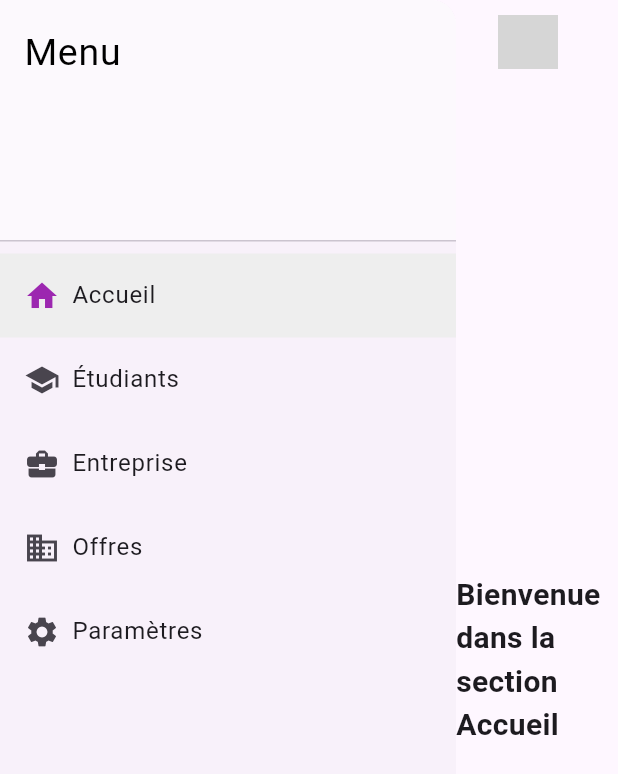
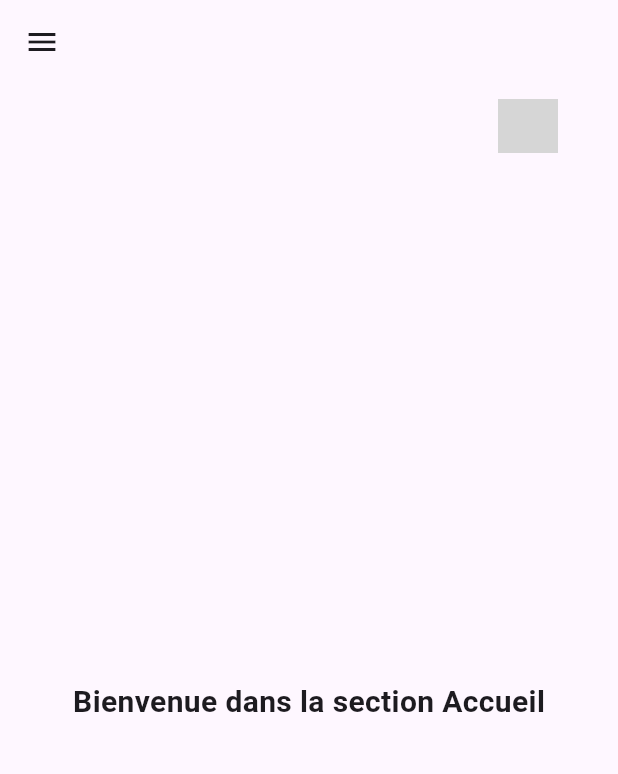
Before and after one commit to adiallo12/lpmiManageApp, a Flutter app: the screen it shows after launch, on a phone screen of 412 x 824 dp. Shown: the top 774 px of the screen. Run offline on Flutter 3.47's test engine with Material 3 defaults, Android fonts, the phone set to English and light mode, and no system bars; network calls fail; grey boxes are pictures that could not be loaded.

```diff
--- a/lib/components/side_menu.dart
+++ b/lib/components/side_menu.dart
@@ -5,18 +5,11 @@ import '../setting_screen.dart';
 import '../home_screen.dart';
 import '../entreprise_screen.dart';
 
-class SideMenu extends StatefulWidget {
-  final Function(Widget) onSelectScreen;
+class SideMenu extends StatelessWidget {
+  final Function(Widget, String) onSelectScreen;
+  final String currentScreenName;
 
-  SideMenu({required this.onSelectScreen});
-
-  @override
-  _SideMenuState createState() => _SideMenuState();
-}
-
-class _SideMenuState extends State<SideMenu> {
-  // Nom de la page actuellement sélectionnée
-  String _selectedPage = 'Accueil';
+  SideMenu({required this.onSelectScreen, required this.currentScreenName});
 
   @override
   Widget build(BuildContext context) {
@@ -36,64 +29,44 @@ class _SideMenuState extends State<SideMenu> {
           _createDrawerItem(
             icon: Icons.home,
             text: 'Accueil',
-            isSelected: _selectedPage == 'Accueil',
-            onTap: () {
-              widget.onSelectScreen(HomeScreen());
-              _updateSelectedPage('Accueil');
-            },
+            isSelected: currentScreenName == 'Accueil',
+            onTap: () => onSelectScreen(HomeScreen(), 'Accueil'),
           ),
           _createDrawerItem(
             icon: Icons.school,
             text: 'Étudiants',
-            isSelected: _selectedPage == 'Étudiants',
-            onTap: () {
-              widget.onSelectScreen(StudentsScreen());
-              _updateSelectedPage('Étudiants');
-            },
+            isSelected: currentScreenName == 'Étudiants',
+            onTap: () => onSelectScreen(StudentsScreen(), 'Étudiants'),
           ),
           _createDrawerItem(
             icon: Icons.business_center,
             text: 'Entreprise',
-            isSelected: _selectedPage == 'Entreprise',
-            onTap: () {
-              widget.onSelectScreen(EntrepriseScreen());
-              _updateSelectedPage('Entreprise');
-            },
+            isSelected: currentScreenName == 'Entreprise',
+            onTap: () => onSelectScreen(EntrepriseScreen(), 'Entreprise'),
           ),
           _createDrawerItem(
             icon: Icons.business,
             text: 'Offres',
-            isSelected: _selectedPage == 'Offres',
-            onTap: () {
-              widget.onSelectScreen(OffersScreen());
-              _updateSelectedPage('Offres');
-            },
+            isSelected: currentScreenName == 'Offres',
+            onTap: () => onSelectScreen(OffersScreen(), 'Offres'),
           ),
           _createDrawerItem(
             icon: Icons.settings,
             text: 'Paramètres',
-            isSelected: _selectedPage == 'Paramètres',
-            onTap: () {
-              widget.onSelectScreen(SettingsScreen());
-              _updateSelectedPage('Paramètres');
-            },
+            isSelected: currentScreenName == 'Paramètres',
+            onTap: () => onSelectScreen(SettingsScreen(), 'Paramètres'),
           ),
         ],
       ),
     );
   }
 
-  void _updateSelectedPage(String pageName) {
-    setState(() {
-      _selectedPage = pageName;
-    });
-  }
-
-  Widget _createDrawerItem(
-      {IconData? icon,
-      String? text,
-      bool isSelected = false,
-      GestureTapCallback? onTap}) {
+  Widget _createDrawerItem({
+    IconData? icon,
+    String? text,
+    bool isSelected = false,
+    GestureTapCallback? onTap,
+  }) {
     return ListTile(
       tileColor: isSelected ? Colors.grey.shade200 : null,
       title: Row(
--- a/lib/dashboard_screen.dart
+++ b/lib/dashboard_screen.dart
@@ -8,28 +8,58 @@ import 'entreprise_screen.dart';
 
 class DashboardScreen extends StatefulWidget {
   @override
-  _MainScreenState createState() => _MainScreenState();
+  _DashboardScreenState createState() => _DashboardScreenState();
 }
 
-class _MainScreenState extends State<DashboardScreen> {
-  // Variable pour maintenir le widget actuellement sélectionné
+class _DashboardScreenState extends State<DashboardScreen> {
   Widget _currentScreen = HomeScreen();
+  String _currentScreenName = 'Accueil';
+  final GlobalKey<ScaffoldState> _scaffoldKey = GlobalKey<ScaffoldState>();
 
-  void _updateScreen(Widget newScreen) {
+  void _updateScreen(Widget newScreen, String screenName) {
     setState(() {
       _currentScreen = newScreen;
+      _currentScreenName = screenName;
     });
   }
 
   @override
   Widget build(BuildContext context) {
+    final screenWidth = MediaQuery.of(context).size.width;
+    final isWideScreen = screenWidth > 720;
+
     return Scaffold(
-      body: Row(
-        children: <Widget>[
-          SideMenu(onSelectScreen: _updateScreen),
-          Expanded(child: _currentScreen), // Contenu dynamique
-        ],
+      key: _scaffoldKey,
+      appBar: AppBar(
+        leading: !isWideScreen
+            ? IconButton(
+                icon: Icon(Icons.menu),
+                onPressed: () => _scaffoldKey.currentState!.openDrawer(),
+              )
+            : null,
       ),
+      drawer: isWideScreen
+          ? null
+          : SideMenu(
+              onSelectScreen: (Widget screen, String screenName) {
+                _updateScreen(screen, screenName);
+                if (!isWideScreen) {
+                  Navigator.of(context).pop();
+                }
+              },
+              currentScreenName: _currentScreenName,
+            ),
+      body: isWideScreen
+          ? Row(
+              children: <Widget>[
+                SideMenu(
+                  onSelectScreen: _updateScreen,
+                  currentScreenName: _currentScreenName,
+                ),
+                Expanded(child: _currentScreen),
+              ],
+            )
+          : _currentScreen,
     );
   }
 }
```
